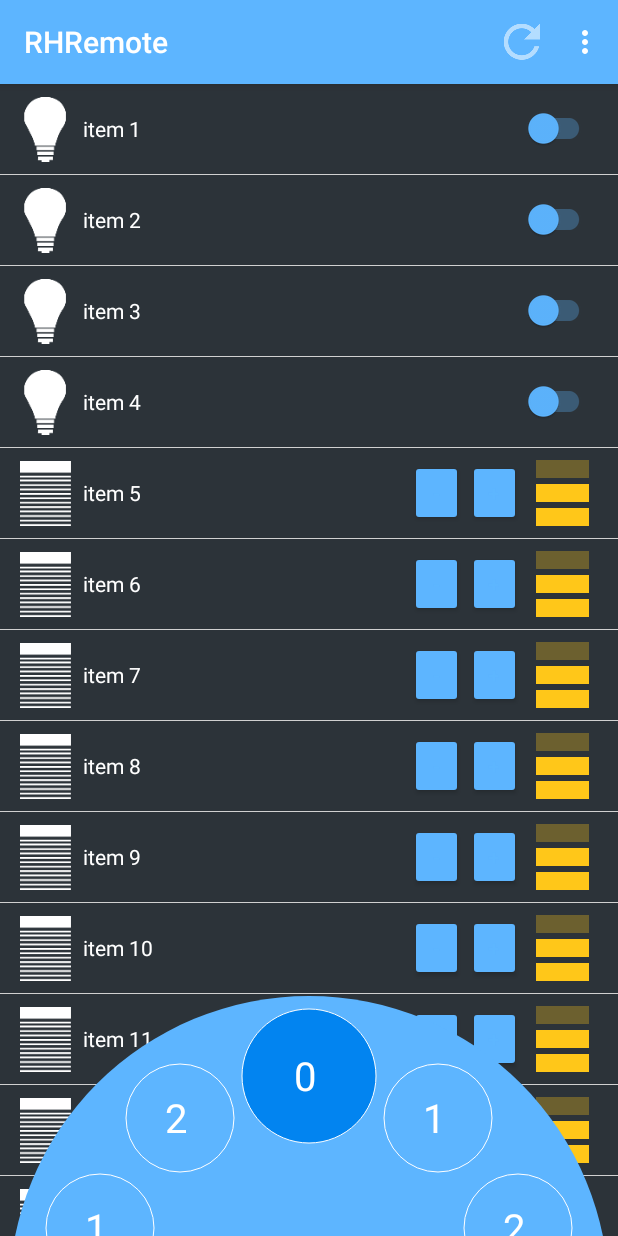
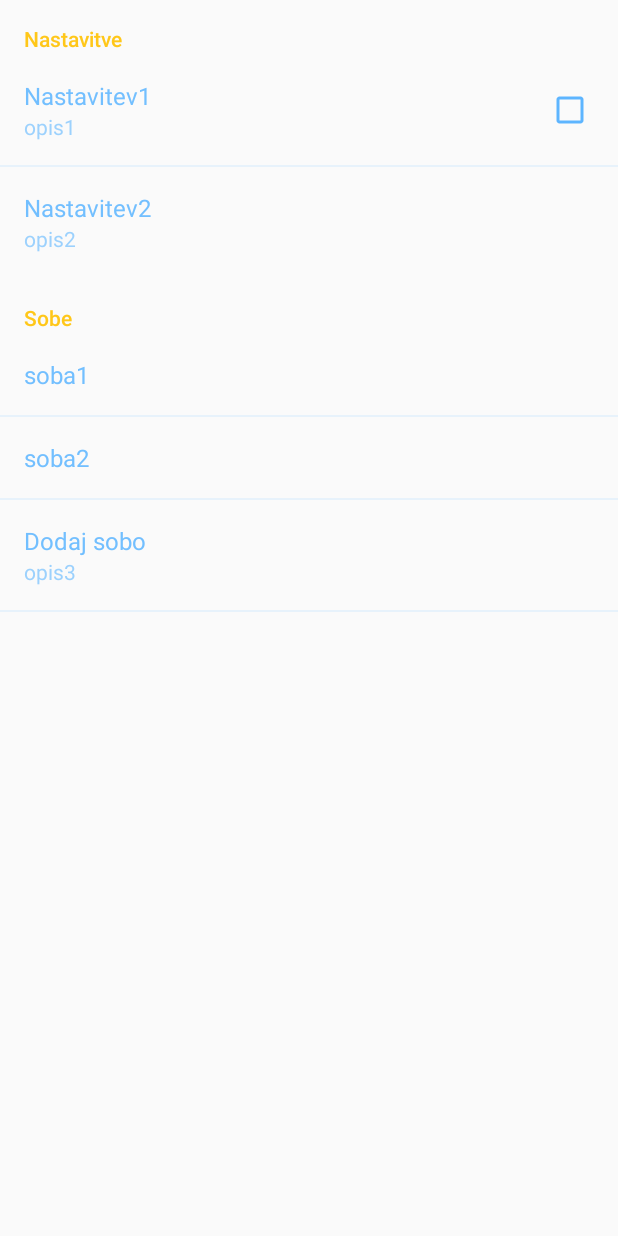
Before and after one commit to r00li/RHRemote, an Android app: the screen it shows after launch (RoomControl before the commit, SettingsActivity after it), in the options menu, after a tap on "Settings", on a phone screen of 412 x 824 dp. Run offline under Robolectric (Android 15) with nearby library versions, the phone set to English and light mode, and no system bars.

Commit message:
settings
added settings, static settings in res\xml\preferences

```diff
--- a/app/src/main/java/com/r00li/rhremote/RoomControl.java
+++ b/app/src/main/java/com/r00li/rhremote/RoomControl.java
@@ -2,6 +2,7 @@ package com.r00li.rhremote;
 
 import android.app.Activity;
 import android.content.Context;
+import android.content.Intent;
 import android.graphics.Color;
 import android.support.v7.app.ActionBarActivity;
 import android.os.Bundle;
@@ -135,7 +136,10 @@ public class RoomControl extends AppCompatActivity {
 
         //noinspection SimplifiableIfStatement
         if (id == R.id.action_settings) {
-            return true;
+
+            Intent i = new Intent(this, SettingsActivity.class);
+            startActivityForResult(i, 1);
+
         }
 
         return super.onOptionsItemSelected(item);
--- /dev/null
+++ b/app/src/main/java/com/r00li/rhremote/SettingsActivity.java
@@ -0,0 +1,16 @@
+package com.r00li.rhremote;
+
+import android.preference.PreferenceActivity;
+import android.support.v7.app.ActionBarActivity;
+import android.os.Bundle;
+import android.view.Menu;
+import android.view.MenuItem;
+
+
+public class SettingsActivity extends PreferenceActivity {
+    @Override
+    public void onCreate(Bundle savedInstanceState) {
+        super.onCreate(savedInstanceState);
+        addPreferencesFromResource(R.xml.preferences);
+    }
+}
--- /dev/null
+++ b/app/src/main/res/menu/menu_new_room.xml
@@ -0,0 +1,6 @@
+<menu xmlns:android="http://schemas.android.com/apk/res/android"
+    xmlns:app="http://schemas.android.com/apk/res-auto"
+    xmlns:tools="http://schemas.android.com/tools" tools:context="com.r00li.rhremote.NewRoom">
+    <item android:id="@+id/action_settings" android:title="@string/action_settings"
+        android:orderInCategory="100" app:showAsAction="never" />
+</menu>
--- a/app/src/main/res/values/strings.xml
+++ b/app/src/main/res/values/strings.xml
@@ -3,4 +3,6 @@
 
     <string name="hello_world">Hello world!</string>
     <string name="action_settings">Settings</string>
+    <string name="title_activity_settings">SettingsActivity</string>
+    <string name="title_activity_new_room">NewRoom</string>
 </resources>
--- /dev/null
+++ b/app/src/main/res/xml/preferences.xml
@@ -0,0 +1,58 @@
+<PreferenceScreen  xmlns:android="http://schemas.android.com/apk/res/android">
+    <PreferenceCategory
+    android:title="Nastavitve"
+    android:key="a">
+    <CheckBoxPreference
+        android:key="b"
+        android:summary="opis1"
+        android:title="Nastavitev1"
+        android:defaultValue="false" />
+    <Preference
+        android:key="c"
+        android:summary="opis2"
+        android:title="Nastavitev2" />
+    </PreferenceCategory>
+
+    <PreferenceCategory
+        android:title="Sobe"
+        android:key="d">
+        <PreferenceScreen
+            android:key="g"
+            android:title="soba1"
+            android:persistent="false">
+            <EditTextPreference
+                android:key="h"
+                android:summary="opis4"
+                android:text="ime"
+                android:title="uporabniško ime" />
+            <EditTextPreference
+                android:key="i"
+                android:summary="opis5"
+                android:text="geslo"
+                android:title="geslo" />
+        </PreferenceScreen>
+        <PreferenceScreen
+            android:key="j"
+            android:title="soba2"
+            android:persistent="false">
+            <EditTextPreference
+                android:key="k"
+                android:summary="opis4"
+                android:text="ime"
+                android:title="uporabniško ime" />
+            <EditTextPreference
+                android:key="l"
+                android:summary="opis5"
+                android:text="geslo"
+                android:title="geslo" />
+        </PreferenceScreen>
+        <Preference
+            android:key="f"
+            android:summary="opis3"
+            android:title="Dodaj sobo">
+            <intent android:action="novasoba"/>
+        </Preference>
+
+    </PreferenceCategory>
+
+</PreferenceScreen>
```
Also changed, not shown: app/src/main/AndroidManifest.xml (+15 -5 lines), app/src/main/java/com/r00li/rhremote/NewRoom.java (added, +38 -0 lines), app/src/main/res/layout/activity_new_room.xml (added, +12 -0 lines), app/src/main/res/layout/activity_settings.xml (added, +12 -0 lines), app/src/main/res/menu/menu_settings.xml (added, +7 -0 lines), 3 other files.
